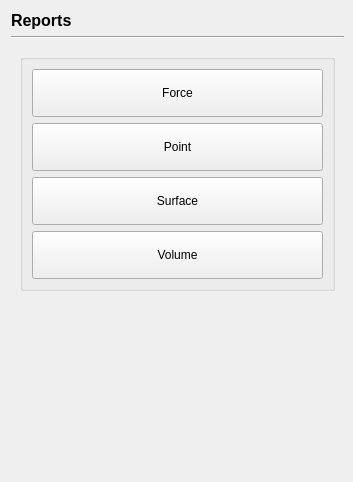
nextfoam/baram, file baramFlow/view/results/reports/reports_page.ui: the form before one commit.
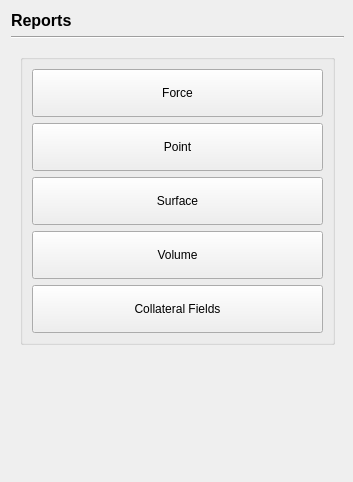
The form after the commit.

Commit message: Issue baram#360 Collateral Fields 계산 및 report 기능 추가

Diff of the .ui file:
```diff
--- a/baramFlow/view/results/reports/reports_page.ui
+++ b/baramFlow/view/results/reports/reports_page.ui
@@ -125,6 +125,34 @@
            </property>
           </widget>
          </item>
+         <item>
+          <widget class="QPushButton" name="collateralFieldsReprot">
+           <property name="enabled">
+            <bool>true</bool>
+           </property>
+           <property name="minimumSize">
+            <size>
+             <width>0</width>
+             <height>48</height>
+            </size>
+           </property>
+           <property name="toolTip">
+            <string extracomment="Applied to the Calculation on the fly"/>
+           </property>
+           <property name="toolTipDuration">
+            <number>10</number>
+           </property>
+           <property name="statusTip">
+            <string/>
+           </property>
+           <property name="whatsThis">
+            <string/>
+           </property>
+           <property name="text">
+            <string>Collateral Fields</string>
+           </property>
+          </widget>
+         </item>
         </layout>
        </widget>
       </item>
```
The commit also changes 12 other files.
